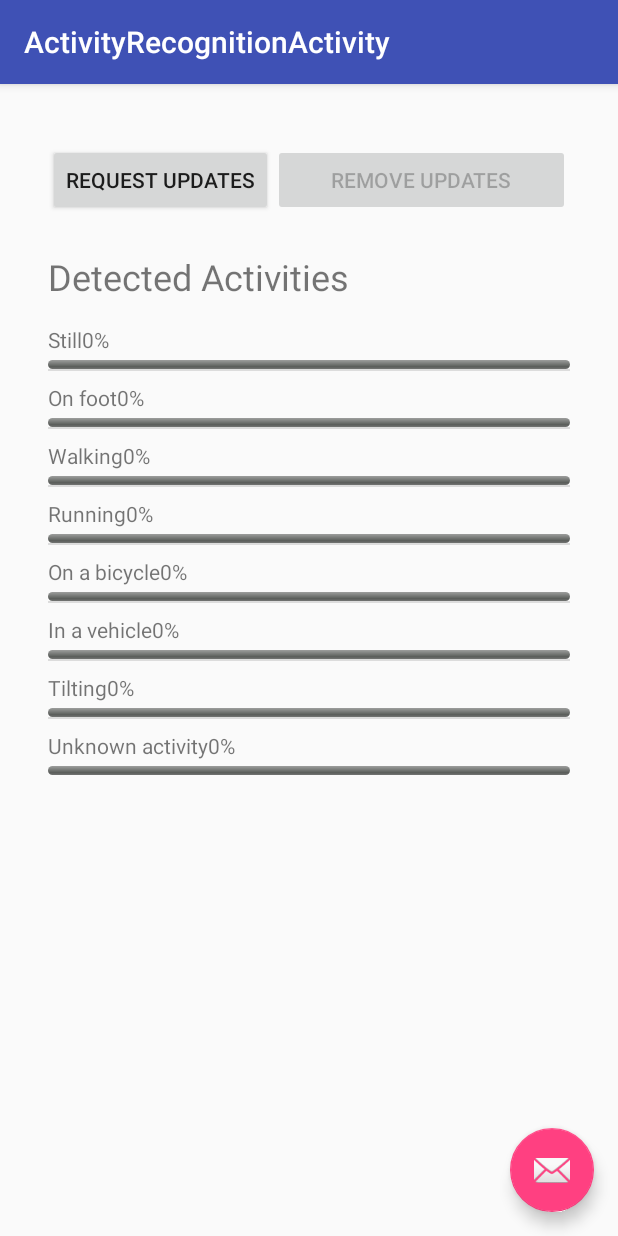
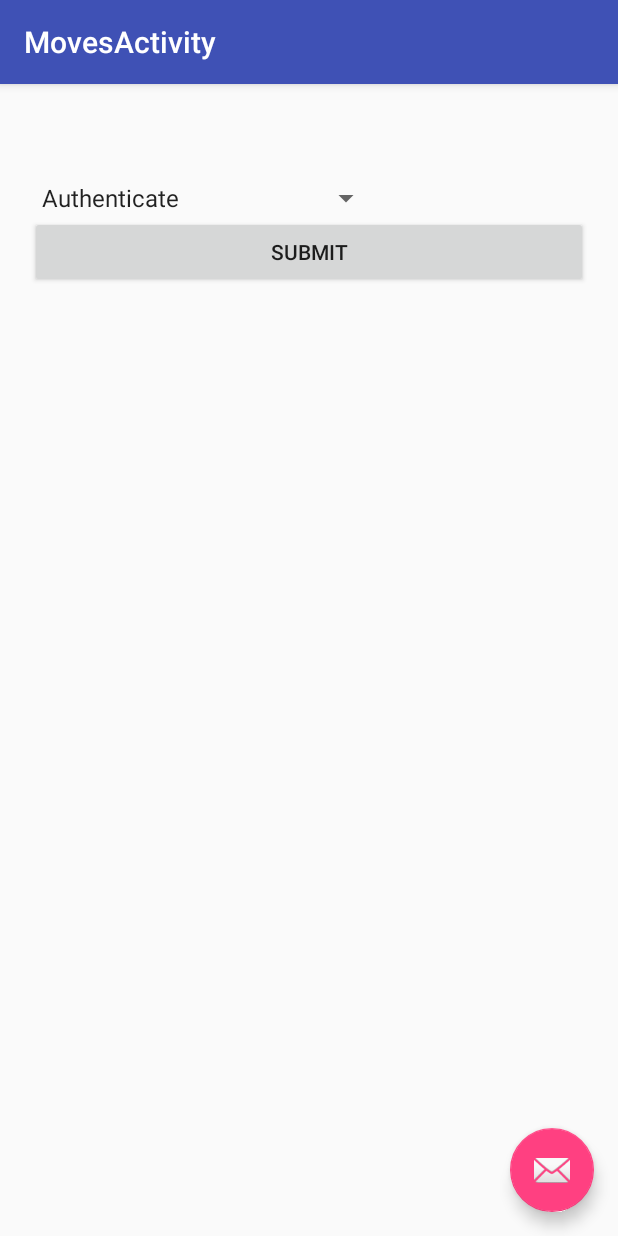
Before and after one commit to Seichis/Symptoms, an Android app: the screen it shows after launch (ActivityRecognitionActivity before the commit, MovesActivity after it), on a phone screen of 412 x 824 dp. Run offline under Robolectric (Android 15) with nearby library versions, the phone set to English and light mode, and no system bars; libraries missing offline, so code that uses them is left out: com.midhunarmid.movesapi, com.ogaclejapan.smarttablayout; 5 statements that could not run were skipped.

Commit message:
integrated with moves api

```diff
--- a/app/build.gradle
+++ b/app/build.gradle
@@ -28,9 +28,8 @@ repositories {
 }
 
 dependencies {
-    compile fileTree(dir: 'libs', include: ['*.jar'])
+    compile fileTree(include: ['*.jar'], dir: 'libs')
     testCompile 'junit:junit:4.12'
-
     compile project(':fliclib')
     compile 'com.google.android.gms:play-services-maps:8.4.0'
     compile 'com.google.android.gms:play-services-location:8.4.0'
@@ -44,4 +43,5 @@ dependencies {
     compile 'com.ogaclejapan.smarttablayout:library:1.6.0@aar'
     compile 'com.ogaclejapan.smarttablayout:utils-v4:1.6.0@aar'
     compile 'com.android.support:support-v4:23.1.1'
+    compile project(':movesAndroidAPI')
 }
--- a/app/src/main/java/com/masterthesis/personaldata/symptoms/ActivityRecognitionActivity.java
+++ b/app/src/main/java/com/masterthesis/personaldata/symptoms/ActivityRecognitionActivity.java
@@ -338,6 +338,7 @@ public class ActivityRecognitionActivity extends AppCompatActivity implements
             ArrayList<DetectedActivity> updatedActivities =
                     intent.getParcelableArrayListExtra(Constants.ACTIVITY_EXTRA);
             updateDetectedActivitiesList(updatedActivities);
+            mAdapter.notifyDataSetChanged();
         }
     }
 }
--- a/app/src/main/java/com/masterthesis/personaldata/symptoms/Constants.java
+++ b/app/src/main/java/com/masterthesis/personaldata/symptoms/Constants.java
@@ -5,9 +5,6 @@ import android.content.res.Resources;
 
 import com.google.android.gms.location.DetectedActivity;
 
-/**
- * Created by Konstantinos Michail on 2/11/2016.
- */
 public class Constants {
 
     private Constants() {
--- a/app/src/main/java/com/masterthesis/personaldata/symptoms/MainActivity.java
+++ b/app/src/main/java/com/masterthesis/personaldata/symptoms/MainActivity.java
@@ -16,7 +16,6 @@ import android.view.Menu;
 import android.view.MenuItem;
 import android.view.View;
 
-import com.google.android.gms.location.ActivityRecognition;
 import com.masterthesis.personaldata.symptoms.datamodel.Symptom;
 import com.masterthesis.personaldata.symptoms.fragments.BaseActivity;
 import com.masterthesis.personaldata.symptoms.fragments.HomeFragment;
@@ -66,12 +65,13 @@ public class MainActivity extends BaseActivity
         SmartTabLayout viewPagerTab = (SmartTabLayout) findViewById(R.id.viewpagertab);
         viewPagerTab.setViewPager(viewPager);
 
-        startActivity(new Intent(this, ActivityRecognitionActivity.class));
+        startActivity(new Intent(this, MovesActivity.class));
+//        startActivity(new Intent(this, ActivityRecognitionActivity.class));
 
     }
 
     @Override
-    protected void onResume(){
+    protected void onResume() {
         super.onResume();
     }
 
@@ -83,7 +83,7 @@ public class MainActivity extends BaseActivity
         } else {
             super.onBackPressed();
         }
-        Log.i(MyApplication.APPTAG,"Location=  " +getCurrentLocation().toString() + "\nExtras=  " + getCurrentLocation().getAltitude());
+        Log.i(MyApplication.APPTAG, "Location=  " + getCurrentLocation().toString() + "\nExtras=  " + getCurrentLocation().getAltitude());
 
     }
 
--- /dev/null
+++ b/app/src/main/java/com/masterthesis/personaldata/symptoms/MovesActivity.java
@@ -0,0 +1,274 @@
+package com.masterthesis.personaldata.symptoms;
+
+import android.content.ActivityNotFoundException;
+import android.content.Intent;
+import android.net.Uri;
+import android.os.Bundle;
+import android.os.SystemClock;
+import android.support.design.widget.FloatingActionButton;
+import android.support.design.widget.Snackbar;
+import android.support.v7.app.AppCompatActivity;
+import android.support.v7.widget.Toolbar;
+import android.util.Log;
+import android.view.View;
+import android.widget.Button;
+import android.widget.CheckBox;
+import android.widget.EditText;
+import android.widget.ProgressBar;
+import android.widget.Spinner;
+import android.widget.TextView;
+import android.widget.Toast;
+
+import com.midhunarmid.movesapi.MovesAPI;
+import com.midhunarmid.movesapi.MovesHandler;
+import com.midhunarmid.movesapi.auth.AuthData;
+import com.midhunarmid.movesapi.profile.ProfileData;
+import com.midhunarmid.movesapi.storyline.StorylineData;
+import com.midhunarmid.movesapi.summary.SummaryData;
+import com.midhunarmid.movesapi.summary.SummaryListData;
+import com.midhunarmid.movesapi.util.MovesStatus;
+
+import java.util.ArrayList;
+
+public class MovesActivity extends AppCompatActivity implements View.OnClickListener {
+    private static final String TAG = "Moves";
+
+    private static final String CLIENT_ID = "U2hOIga3gar6ftAXiHzJ0e1YWAi0tNUF";
+    private static final String CLIENT_SECRET = "JPYX6Xf57bG6j4y1JyfDdp25jQpDDo8Ds01Oh2oX0xDA0LkS86a4ul6BdPf21b8P";
+    private static final String CLIENT_REDIRECTURL = "http://dfuinspector.com/";
+    private static final String CLIENT_SCOPES = "activity location";
+    private static final int REQUEST_AUTHORIZE = 1;
+
+    private Spinner mSpinnerAPI;
+    private Button mButtonSubmit;
+    private ProgressBar mProgressRequest;
+    private TextView mTvResponse;
+
+
+
+    @Override
+    protected void onCreate(Bundle savedInstanceState) {
+        super.onCreate(savedInstanceState);
+        setContentView(R.layout.activity_moves);
+        Toolbar toolbar = (Toolbar) findViewById(R.id.toolbar);
+        setSupportActionBar(toolbar);
+
+        FloatingActionButton fab = (FloatingActionButton) findViewById(R.id.fab);
+        fab.setOnClickListener(new View.OnClickListener() {
+            @Override
+            public void onClick(View view) {
+                Snackbar.make(view, "Replace with your own action", Snackbar.LENGTH_LONG)
+                        .setAction("Action", null).show();
+            }
+        });
+
+        mSpinnerAPI = (Spinner) findViewById(R.id.spinnerAPI);
+        mButtonSubmit = (Button) findViewById(R.id.buttonSubmit);
+        mTvResponse = (TextView) findViewById(R.id.tvResponse);
+        mProgressRequest = (ProgressBar) findViewById(R.id.progressRequest);
+
+        mButtonSubmit.setOnClickListener(this);
+
+        try {
+            MovesAPI.init(this, CLIENT_ID, CLIENT_SECRET, CLIENT_SCOPES, CLIENT_REDIRECTURL);
+        } catch (Exception e) {
+            e.printStackTrace();
+        }
+    }
+
+    @Override
+    public void onClick(View v) {
+        toggleProgress(true);
+        switch (mSpinnerAPI.getSelectedItemPosition()) {
+            case 0: // Authenticate
+                MovesAPI.authenticate(authDialogHandler, MovesActivity.this);
+                break;
+            case 1: // Get Auth Data
+                AuthData auth = MovesAPI.getAuthData();
+                if (auth != null) {
+                    updateResponse("Access Token : " + auth.getAccessToken() + "\n"
+                            + "Expires In : " + auth.getExpiresIn() + "\n"
+                            + "User ID : " + auth.getUserID());
+                } else {
+                    updateResponse("Not Authenticated Yet!");
+                }
+                toggleProgress(false);
+                break;
+            case 2: // Get Profile
+                MovesAPI.getProfile(profileHandler);
+                break;
+            case 4: // Get Summary Day
+                MovesAPI.getSummary_SingleDay(summaryHandler, "20160212", null);
+                break;
+            case 5: // Get Summary Week
+                MovesAPI.getSummary_SpecificWeek(summaryHandler, "2016-W06", null);
+                break;
+            case 6: // Get Summary Month
+                MovesAPI.getSummary_SpecificMonth(summaryHandler, "201602", null);
+                break;
+            case 7: // Get Summary Range
+                MovesAPI.getSummary_WithinRange(summaryHandler, "20160211", "20160212", null);
+                break;
+            case 8: // Get Summary PastDays
+                MovesAPI.getSummary_PastDays(summaryHandler, "2", null);
+                break;
+            case 10: // Get Storyline Day
+                MovesAPI.getStoryline_SingleDay(storylineHandler, "20160212", null, false);
+                break;
+            case 11: // Get Storyline Week
+                MovesAPI.getStoryline_SpecificWeek(storylineHandler, "2016-W06", null, false);
+                break;
+            case 12: // Get Storyline Month
+                MovesAPI.getStoryline_SpecificMonth(storylineHandler, "201602", null, true);
+                break;
+            case 13: // Get Storyline Range
+                MovesAPI.getStoryline_WithinRange(storylineHandler, "20160201", "20160212", null, false);
+                break;
+            case 14: // Get Storyline PastDays
+                MovesAPI.getStoryline_PastDays(storylineHandler, "2", null, true);
+                break;
+            case 16: // Get Activities Day
+                MovesAPI.getActivities_SingleDay(storylineHandler, "20160212", null);
+                break;
+            case 17: // Get Activities Week
+                MovesAPI.getActivities_SpecificWeek(storylineHandler, "2016-W06", null);
+                break;
+            case 18: // Get Activities Month
+                MovesAPI.getActivities_SpecificMonth(storylineHandler, "201602", "20140314T073812Z");
+                break;
+            case 19: // Get Activities Range
+                MovesAPI.getActivities_WithinRange(storylineHandler, "20160211", "20160212", null);
+                break;
+            case 20: // Get Activities PastDays
+                MovesAPI.getActivities_PastDays(storylineHandler, "31", null);
+                break;
+            default:
+                toggleProgress(false);
+                break;
+        }
+    }
+
+    private MovesHandler<AuthData> authDialogHandler = new MovesHandler<AuthData>() {
+        @Override
+        public void onSuccess(AuthData arg0) {
+            toggleProgress(false);
+            updateResponse("Access Token : " + arg0.getAccessToken() + "\n"
+                    + "Expires In : " + arg0.getExpiresIn() + "\n"
+                    + "User ID : " + arg0.getUserID());
+        }
+
+        @Override
+        public void onFailure(MovesStatus status, String message) {
+            toggleProgress(false);
+            updateResponse("Request Failed! \n"
+                    + "Status Code : " + status + "\n"
+                    + "Status Message : " + message + "\n\n"
+                    + "Specific Message : " + status.getStatusMessage());
+        }
+    };
+
+    private MovesHandler<ProfileData> profileHandler = new MovesHandler<ProfileData>() {
+
+        @Override
+        public void onSuccess(ProfileData arg0) {
+            toggleProgress(false);
+            updateResponse("User ID : " + arg0.getUserID()
+                    + "\nUser Platform : " + arg0.getPlatform());
+        }
+
+        @Override
+        public void onFailure(MovesStatus status, String message) {
+            toggleProgress(false);
+            updateResponse("Request Failed! \n"
+                    + "Status Code : " + status + "\n"
+                    + "Status Message : " + message + "\n\n"
+                    + "Specific Message : " + status.getStatusMessage());
+        }
+    };
+
+    private MovesHandler<ArrayList<SummaryListData>> summaryHandler = new MovesHandler<ArrayList<SummaryListData>>() {
+        @Override
+        public void onSuccess(ArrayList<SummaryListData> result) {
+            toggleProgress(false);
+            for (SummaryListData sld : result){
+                Log.i(TAG,"Calories Idle : "+ sld.getCaloriesIdle());
+                Log.i(TAG,"Last update : "+ sld.getLastUpdate());
+                Log.i(TAG,"Date : "+ sld.getDate());
+
+                ArrayList<SummaryData> summaries = sld.getSummaries();
+                for (SummaryData sd : summaries){
+                    Log.i(TAG,"Activity : "+ sd.getActivity());
+                    Log.i(TAG,"Calories : "+ sd.getCalories());
+                    Log.i(TAG,"Distance : "+ sd.getDistance());
+                    Log.i(TAG,"Duration : "+ sd.getDuration());
+                    Log.i(TAG,"Group : "+sd.getGroup());
+                    Log.i(TAG,"Steps : "+sd.getSteps());
+                }
+
+            }
+            updateResponse("Summary Items : " + result.size());
+        }
+
+        @Override
+        public void onFailure(MovesStatus status, String message) {
+            toggleProgress(false);
+            updateResponse("Request Failed! \n"
+                    + "Status Code : " + status + "\n"
+                    + "Status Message : " + message + "\n\n"
+                    + "Specific Message : " + status.getStatusMessage());
+        }
+    };
+
+    private MovesHandler<ArrayList<StorylineData>> storylineHandler = new MovesHandler<ArrayList<StorylineData>>() {
+        @Override
+        public void onSuccess(ArrayList<StorylineData> result) {
+            toggleProgress(false);
+            for (StorylineData sld : result){
+                Log.i(TAG,"Calories Idle : "+ sld.getCaloriesIdle());
+                Log.i(TAG,"Last update : "+ sld.getLastUpdate());
+                Log.i(TAG,"Date : "+ sld.getDate());
+                Log.i(TAG,"Segments : "+ sld.getSegments());
+
+                ArrayList<SummaryData> summaries = sld.getSummary();
+                for (SummaryData sd : summaries){
+                    Log.i(TAG,"Activity : "+ sd.getActivity());
+                    Log.i(TAG,"Calories : "+ sd.getCalories());
+                    Log.i(TAG,"Distance : "+ sd.getDistance());
+                    Log.i(TAG,"Duration : "+ sd.getDuration());
+                    Log.i(TAG,"Group : "+sd.getGroup());
+                    Log.i(TAG,"Steps : "+sd.getSteps());
+                }
+
+            }
+
+            updateResponse("Summary Items : " + result.get(0).getSegments().get(0).getActivities().get(0).getActivity());
+        }
+
+        @Override
+        public void onFailure(MovesStatus status, String message) {
+            toggleProgress(false);
+            updateResponse("Request Failed! \n"
+                    + "Status Code : " + status + "\n"
+                    + "Status Message : " + message + "\n\n"
+                    + "Specific Message : " + status.getStatusMessage());
+        }
+    };
+
+    public void toggleProgress(final boolean isProgrressing) {
+        runOnUiThread(new Runnable() {
+            @Override
+            public void run() {
+                mProgressRequest.setVisibility(isProgrressing ? View.VISIBLE : View.GONE);
+                mButtonSubmit.setVisibility(isProgrressing ? View.GONE : View.VISIBLE);
+            }
+        });
+    }
+
+    public void updateResponse(final String message) {
+        runOnUiThread(new Runnable() {
+            @Override
+            public void run() {
+                mTvResponse.setText(String.valueOf(message));
+            }
+        });
+    }}
--- /dev/null
+++ b/app/src/main/res/layout/activity_moves.xml
@@ -0,0 +1,34 @@
+<?xml version="1.0" encoding="utf-8"?>
+<android.support.design.widget.CoordinatorLayout xmlns:android="http://schemas.android.com/apk/res/android"
+    xmlns:app="http://schemas.android.com/apk/res-auto"
+    xmlns:tools="http://schemas.android.com/tools"
+    android:layout_width="match_parent"
+    android:layout_height="match_parent"
+    android:fitsSystemWindows="true"
+    tools:context="com.masterthesis.personaldata.symptoms.MovesActivity">
+
+    <android.support.design.widget.AppBarLayout
+        android:layout_width="match_parent"
+        android:layout_height="wrap_content"
+        android:theme="@style/AppTheme.AppBarOverlay">
+
+        <android.support.v7.widget.Toolbar
+            android:id="@+id/toolbar"
+            android:layout_width="match_parent"
+            android:layout_height="?attr/actionBarSize"
+            android:background="?attr/colorPrimary"
+            app:popupTheme="@style/AppTheme.PopupOverlay" />
+
+    </android.support.design.widget.AppBarLayout>
+
+    <include layout="@layout/content_moves" />
+
+    <android.support.design.widget.FloatingActionButton
+        android:id="@+id/fab"
+        android:layout_width="wrap_content"
+        android:layout_height="wrap_content"
+        android:layout_gravity="bottom|end"
+        android:layout_margin="@dimen/fab_margin"
+        android:src="@android:drawable/ic_dialog_email" />
+
+</android.support.design.widget.CoordinatorLayout>
--- /dev/null
+++ b/app/src/main/res/layout/content_moves.xml
@@ -0,0 +1,36 @@
+<?xml version="1.0" encoding="utf-8"?>
+<LinearLayout xmlns:android="http://schemas.android.com/apk/res/android"
+    android:layout_width="match_parent"
+    android:layout_height="match_parent"
+    android:orientation="vertical"
+    android:layout_margin="20dp">
+
+    <Spinner
+        android:id="@+id/spinnerAPI"
+        android:layout_marginTop="100dp"
+        android:layout_width="wrap_content"
+        android:layout_height="wrap_content"
+        android:entries="@array/API_Names" />
+
+    <Button
+        android:id="@+id/buttonSubmit"
+        android:layout_width="fill_parent"
+        android:layout_height="wrap_content"
+        android:text="Submit" />
+
+    <ProgressBar
+        android:id="@+id/progressRequest"
+        android:layout_width="fill_parent"
+        android:layout_height="wrap_content"
+        android:visibility="gone" />
+<ScrollView
+    android:layout_width="match_parent"
+    android:layout_height="wrap_content">
+    <TextView
+        android:id="@+id/tvResponse"
+        android:layout_width="match_parent"
+        android:layout_height="wrap_content"
+        >
+    </TextView>
+</ScrollView>
+</LinearLayout>
--- a/app/src/main/res/values/strings.xml
+++ b/app/src/main/res/values/strings.xml
@@ -29,4 +29,29 @@
 
     <string name="not_connected">GoogleApiClient not yet connected. Try again.</string>
     <string name="title_activity_activity_recognition">ActivityRecognitionActivity</string>
+    <string name="title_activity_moves">MovesActivity</string>
+
+    <string-array name="API_Names">
+        <!-- 0 --> <item>Authenticate</item>
+        <!-- 1 --> <item>Get Auth Data</item>
+        <!-- 2 --> <item>Get Profile</item>
+        <!-- 3 --> <item>------</item>
+        <!-- 4 --> <item>Get Summary Day</item>
+        <!-- 5 --> <item>Get Summary Week</item>
+        <!-- 6 --> <item>Get Summary Month</item>
+        <!-- 7 --> <item>Get Summary Range</item>
+        <!-- 8 --> <item>Get Summary Past Days</item>
+        <!-- 9 --> <item>------</item>
+        <!-- 10--> <item>Get Storyline Day</item>
+        <!-- 11--> <item>Get Storyline Week</item>
+        <!-- 12--> <item>Get Storyline Month</item>
+        <!-- 13--> <item>Get Storyline Range</item>
+        <!-- 14--> <item>Get Storyline Past Days</item>
+        <!-- 15--> <item>------</item>
+        <!-- 16--> <item>Get Activities Day</item>
+        <!-- 17--> <item>Get Activities Week</item>
+        <!-- 18--> <item>Get Activities Month</item>
+        <!-- 19--> <item>Get Activities Range</item>
+        <!-- 20--> <item>Get Activities Past Days</item>
+    </string-array>
 </resources>
```
Also changed, not shown: app/src/main/AndroidManifest.xml (+10 -3 lines).
